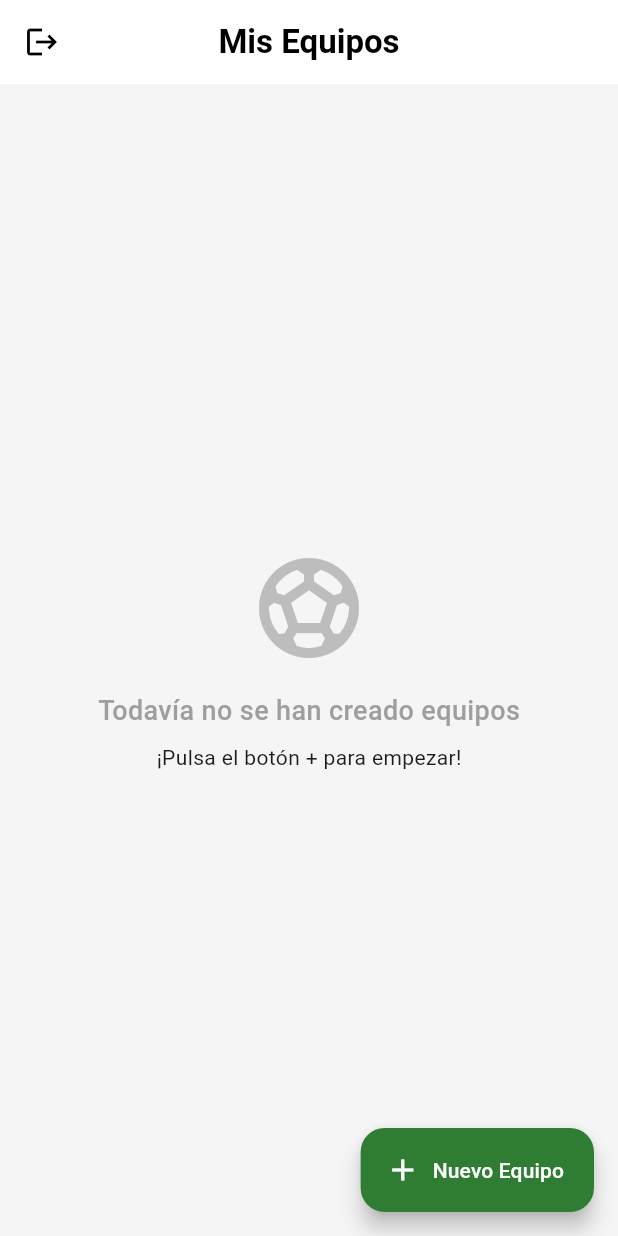
After one commit to Marco-sins/MyTeam, a Flutter app: the HomePage screen opened directly, on a phone screen of 412 x 824 dp. The commit adds this screen. Run offline on Flutter 3.47's test engine with Material 3 defaults, Android fonts, the phone set to English and light mode, and no system bars; our stand-ins replace bloc, dartz, equatable, flutter_bloc, supabase_flutter; accounts and stored records are empty.

Commit message:
Home refactoring

```diff
--- /dev/null
+++ b/lib/presentation/home/widgets/add_team.dart
@@ -0,0 +1,21 @@
+import 'package:flutter/material.dart';
+import '../../create_team/pages/add_team_page.dart';
+
+class AddTeam extends StatelessWidget {
+  const AddTeam({super.key});
+
+  @override
+  Widget build(BuildContext context) {
+    return FloatingActionButton.extended(
+      onPressed: () {
+        Navigator.push(
+          context,
+          MaterialPageRoute(builder: (_) => const AddTeamPage()),
+        );
+      },
+      backgroundColor: const Color(0xFF2E7D32),
+      icon: const Icon(Icons.add, color: Colors.white),
+      label: const Text("Nuevo Equipo", style: TextStyle(color: Colors.white)),
+    );
+  }
+}
--- /dev/null
+++ b/lib/presentation/home/widgets/home_app_bar.dart
@@ -0,0 +1,28 @@
+import 'package:flutter/material.dart';
+import 'package:flutter_bloc/flutter_bloc.dart';
+import '../../auth/bloc/auth_cubit.dart';
+
+class HomeAppBar extends StatelessWidget implements PreferredSizeWidget {
+  const HomeAppBar({super.key});
+
+  @override
+  Widget build(BuildContext context) {
+    return AppBar(
+      leading: IconButton(
+        icon: const Icon(Icons.logout),
+        onPressed: () => context.read<AuthCubit>().logout(),
+      ),
+      title: const Text(
+        "Mis Equipos",
+        style: TextStyle(fontWeight: FontWeight.bold),
+      ),
+      centerTitle: true,
+      elevation: 0,
+      backgroundColor: Colors.white,
+      foregroundColor: Colors.black,
+    );
+  }
+
+  @override
+  Size get preferredSize => const Size.fromHeight(kToolbarHeight);
+}
--- /dev/null
+++ b/lib/presentation/home/widgets/home_empty.dart
@@ -0,0 +1,28 @@
+import 'package:flutter/material.dart';
+
+class HomeEmpty extends StatelessWidget {
+  const HomeEmpty({super.key});
+
+  @override
+  Widget build(BuildContext context) {
+    return Center(
+      child: Column(
+        mainAxisAlignment: MainAxisAlignment.center,
+        children: [
+          Icon(Icons.sports_soccer, size: 80, color: Colors.grey[400]),
+          const SizedBox(height: 16),
+          const Text(
+            "Todavía no se han creado equipos",
+            style: TextStyle(
+              fontSize: 18,
+              color: Colors.grey,
+              fontWeight: FontWeight.w500,
+            ),
+          ),
+          const SizedBox(height: 8),
+          const Text("¡Pulsa el botón + para empezar!"),
+        ],
+      ),
+    );
+  }
+}
```
Also changed, not shown: lib/presentation/home/pages/home_page.dart (+14 -96 lines), lib/presentation/home/widgets/team_card.dart (added, +32 -0 lines), lib/presentation/home/widgets/team_list.dart (added, +16 -0 lines).
